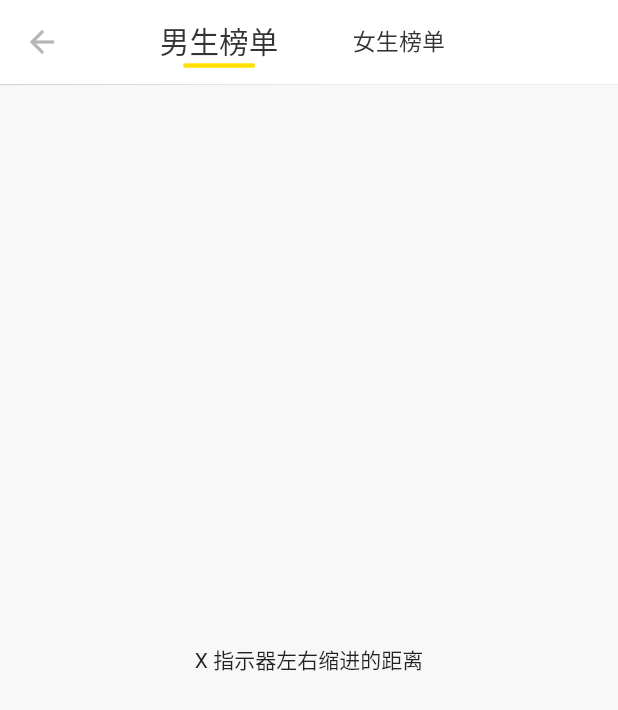
After one commit to quFETeam/flutter_qukit, a Flutter app: the QuTabIndicatorExample screen opened directly, on a phone screen of 412 x 824 dp. The commit adds this screen. Shown: the top 710 px of the screen. Run offline on Flutter 3.47's test engine with Material 2 defaults, Android fonts, the phone set to English and light mode, and no system bars; our stand-ins replace connectivity, flutter_offline, flutter_swiper, photo_view.

Commit message:
tabbar 指示器

```diff
--- /dev/null
+++ b/lib/example/qu_tab_indicator.dart
@@ -0,0 +1,102 @@
+import 'package:flutter/material.dart';
+import '../util/qu_screen.dart';
+import '../constants/qu_colors.dart';
+import '../src/qu_tab_indicator.dart';
+/*
+*本页介绍的是指示器圆角的封装（tab_bar的属性没有相关属性）。
+* 介绍一种解决当选中和未选中的tab的大小不一样时候的抖动问题
+* */
+
+class QuTabIndicatorExample extends StatefulWidget {
+  @override
+  _QuTabIndicatorExampleState createState() => _QuTabIndicatorExampleState();
+}
+
+class _QuTabIndicatorExampleState extends State<QuTabIndicatorExample>
+    with SingleTickerProviderStateMixin {
+  TabController _tabController;
+  int index = 0;
+
+  @override
+  void initState() {
+    super.initState();
+    _tabController = TabController(initialIndex: index, vsync: this, length: 2);
+    _tabController.addListener(() {
+      setState(() {
+        index = _tabController.index;
+      });
+    });
+  }
+
+  @override
+  void dispose() {
+    super.dispose();
+    _tabController.dispose();
+  }
+
+  @override
+  Widget build(BuildContext context) {
+    double X = QuScreen.X(context);
+    return Scaffold(
+      backgroundColor: QuColors.backgroundColor,
+      appBar: AppBar(
+        iconTheme: IconThemeData(color: QuColors.fontLightColorX),
+        centerTitle: true,
+        brightness: Brightness.light,
+        backgroundColor: QuColors.white,
+        elevation: 0.3,
+        title: TabBar(
+          controller: _tabController,
+          indicatorSize: TabBarIndicatorSize.label,
+          indicator: QuTabIndicator(
+              X: 20,
+              B: 8,
+              borderSide: BorderSide(
+                width: 3,
+                color:QuColors.theme,
+              )),
+          labelColor: QuColors.theme,
+          unselectedLabelColor: QuColors.black,
+          labelStyle: TextStyle(fontWeight: FontWeight.w500, fontSize: 16 * X),
+          unselectedLabelStyle: TextStyle(fontSize: 16 * X),
+          isScrollable: true,
+          //是否集中展示
+          tabs: <Widget>[
+            Container(
+              alignment: Alignment.center,
+              width: 80 * X,
+              height: 44 * X,
+              child: Text(
+                '男生榜单',
+                style: TextStyle(
+                    color: QuColors.fontPrimaryColor,
+                    fontSize: index == 0 ? 18 * X : 14 * X,
+                    fontWeight: FontWeight.w300),
+              ),
+            ),
+            Container(
+              alignment: Alignment.center,
+              width: 80* X,
+              height: 44 * X,
+              child: Text(
+                '女生榜单',
+                style: TextStyle(
+                    color: QuColors.fontPrimaryColor,
+                    fontSize: index == 1 ? 18 * X : 14 * X,
+                    fontWeight: FontWeight.w300),
+              ),
+            ),
+          ],
+        ),
+      ),
+      body: TabBarView(controller: _tabController, children: [
+         Center(
+           child: Text('X 指示器左右缩进的距离'),
+         ),
+         Center(
+           child: Text('B 指示器距离底部的距离'),
+         ),
+      ]),
+    );
+  }
+}
--- a/lib/main.dart
+++ b/lib/main.dart
@@ -18,6 +18,8 @@ import 'example/qu_sand_able.dart';
 import 'example/qu_bottom_sheet.dart';
 import 'example/qu_gaussian_blur.dart';
 import 'example/qu_flexible_text.dart';
+import 'example/qu_dynamic_appbar.dart';
+import 'example/qu_tab_indicator.dart';
 
 void main() {
   runApp(KitApp());
@@ -99,6 +101,8 @@ class _KitHomePageState extends State<KitHomePage> {
                 _itemView('QuBottomSheet',QuBottomSheetExample()),
                 _itemView('QuGaussianBlur',QuGaussianBlur()),
                 _itemView('QuFlexibleTex',QuFlexibleTextExample()),
+                _itemView('QuDynamicAppbar',QuDynamicAppbarExample()),
+                _itemView('QuTabIndicator',QuTabIndicatorExample()),
               ],
             ),
           ),
--- /dev/null
+++ b/lib/src/qu_tab_indicator.dart
@@ -0,0 +1,57 @@
+import 'package:flutter/material.dart';
+class QuTabIndicator extends Decoration {
+  const QuTabIndicator({
+    this.X = 0,//指示器左右缩进的距离
+    this.B = 0,//指示器距离底部的距离
+    this.borderSide = const BorderSide(width: 2.0, color: Colors.white),
+    this.insets = EdgeInsets.zero,
+  }) : assert(borderSide != null),
+        assert(insets != null);
+  final BorderSide borderSide;
+  final double X ;
+  final double B;
+  final EdgeInsetsGeometry insets;
+  @override
+  _UnderlinePainter createBoxPainter([ VoidCallback onChanged ]) {
+    return _UnderlinePainter(this, onChanged,X,B);
+  }
+}
+class _UnderlinePainter extends BoxPainter {
+  final double X;
+  final double B;
+  _UnderlinePainter(this.decoration, VoidCallback onChanged,this.X,this.B)
+      : assert(decoration != null),
+        super(onChanged);
+  final QuTabIndicator decoration;
+  BorderSide get borderSide => decoration.borderSide;
+  EdgeInsetsGeometry get insets => decoration.insets;
+  Rect _indicatorRectFor(Rect rect, TextDirection textDirection) {
+    assert(rect != null);
+    assert(textDirection != null);
+    final Rect indicator = insets.resolve(textDirection).deflateRect(rect);
+    return Rect.fromLTWH(
+      indicator.left+X,
+      indicator.bottom - borderSide.width,
+      indicator.width-2*X,
+      borderSide.width-B,
+    );
+//    //希望的宽度
+//    double wantWidth = 25;
+//    //取中间坐标
+//    double cw = (indicator.left + indicator.right) / 2;
+//    return Rect.fromLTWH(cw - wantWidth / 2,
+//        indicator.bottom - borderSide.width, wantWidth, borderSide.width);
+  }
+  @override
+  void paint(Canvas canvas, Offset offset, ImageConfiguration configuration) {
+    assert(configuration != null);
+    assert(configuration.size != null);
+    final Rect rect = offset & configuration.size;
+    final TextDirection textDirection = configuration.textDirection;
+    final Rect indicator = _indicatorRectFor(rect, textDirection).deflate(borderSide.width / 2.0);
+//    final Paint paint = borderSide.toPaint()..strokeCap = StrokeCap.square;
+    // 改为圆角
+    final Paint paint = borderSide.toPaint()..strokeCap = StrokeCap.round;
+    canvas.drawLine(indicator.bottomLeft, indicator.bottomRight, paint);
+  }
+}
```
Also changed, not shown: lib/example/qu_dynamic_appbar.dart (added, +36 -0 lines), lib/src/qu_dynamic_appbar.dart (added, +171 -0 lines).
